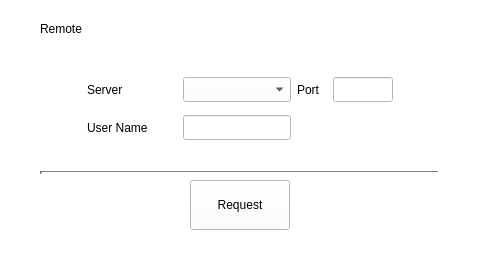
habilience/habilience-t3ksensor-tools, file T3kCfg/QTabRemoteAssistance.ui: the form before one commit.
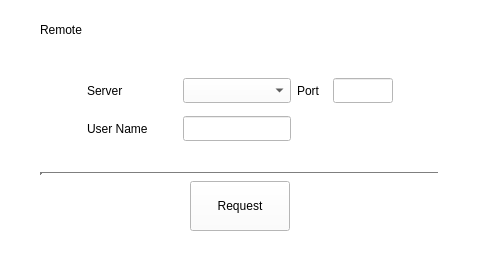
The form after the commit. Custom widgets are drawn as their Qt base class.

```diff
--- a/T3kCfg/QTabRemoteAssistance.ui
+++ b/T3kCfg/QTabRemoteAssistance.ui
@@ -477,7 +477,7 @@
           <property name="minimumSize">
            <size>
             <width>400</width>
-            <height>18</height>
+            <height>20</height>
            </size>
           </property>
           <property name="text">
```
